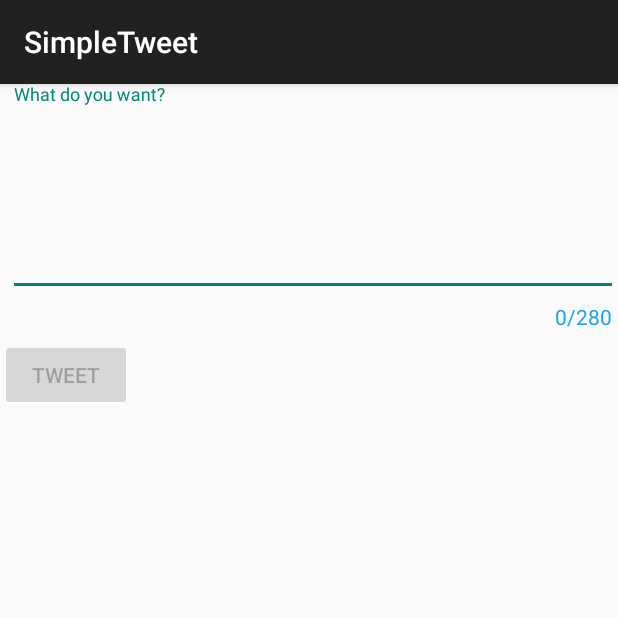
After one commit to GlaciumVulpes/SimpleTweet, an Android app: the ComposeActivity screen opened directly, with no data from a screen before it, on a phone screen of 412 x 824 dp, the top half of it. The commit adds this screen. Run offline under Robolectric (Android 15) with nearby library versions, the phone set to English and light mode, and no system bars; our stand-ins replace Room's generated code; libraries missing offline, so code that uses them is left out: com.codepath.asynchttpclient, com.facebook.stetho, org.parceler; 1 statement that could not run was skipped.

Commit message:
Added File to project

```diff
--- a/app/build.gradle
+++ b/app/build.gradle
@@ -49,6 +49,8 @@ dependencies {
     // Glide for remote image loading
     implementation 'com.github.bumptech.glide:glide:4.11.0'
     implementation 'androidx.swiperefreshlayout:swiperefreshlayout:1.0.0'
+    implementation 'org.parceler:parceler-api:1.1.12'
+    annotationProcessor 'org.parceler:parceler:1.1.12'
     implementation 'com.google.android.material:material:1.4.0'
     implementation 'androidx.constraintlayout:constraintlayout:2.1.0'
     // Room for simple persistence with an ORM
--- a/app/src/main/AndroidManifest.xml
+++ b/app/src/main/AndroidManifest.xml
@@ -13,6 +13,9 @@
         android:icon="@drawable/ic_launcher"
         android:label="@string/app_name"
         android:theme="@style/AppTheme">
+        <activity
+            android:name=".models.ComposeActivity"
+            android:exported="true" />
         <activity
             android:name=".TimelineActivity"
             android:exported="true" />
--- a/app/src/main/java/com/codepath/apps/restclienttemplate/TweetsAdapter.java
+++ b/app/src/main/java/com/codepath/apps/restclienttemplate/TweetsAdapter.java
@@ -62,6 +62,7 @@ public class TweetsAdapter extends RecyclerView.Adapter<TweetsAdapter.ViewHolder
         TextView tvBody;
         TextView tvScreenName;
         TextView tvTimeStamp;
+        TextView tvUserName;
 
         public ViewHolder(@NonNull View itemView) {
             super(itemView);
@@ -69,13 +70,15 @@ public class TweetsAdapter extends RecyclerView.Adapter<TweetsAdapter.ViewHolder
             tvBody = itemView.findViewById(R.id.tvBody);
             tvScreenName = itemView.findViewById(R.id.tvScreenName);
             tvTimeStamp = itemView.findViewById(R.id.tvTimeStamp);
+            tvUserName = itemView.findViewById(R.id.tvUserName);
         }
 
         public void bind(Tweet tweet) {
             tvBody.setText(tweet.body);
-            tvScreenName.setText((tweet.user.screenName));
+            tvScreenName.setText(("@" + tweet.user.screenName));
             Glide.with(context).load(tweet.user.profileImageUrl).into(ivProfileImage);
             tvTimeStamp.setText(tweet.getFormattedTimestamp());
+            tvUserName.setText(tweet.user.userName);
         }
     }
 }
--- /dev/null
+++ b/app/src/main/java/com/codepath/apps/restclienttemplate/models/ComposeActivity.java
@@ -0,0 +1,107 @@
+package com.codepath.apps.restclienttemplate.models;
+
+import androidx.appcompat.app.AppCompatActivity;
+
+import android.content.Intent;
+import android.os.Bundle;
+import android.text.Editable;
+import android.text.TextWatcher;
+import android.util.Log;
+import android.view.View;
+import android.widget.Button;
+import android.widget.EditText;
+import android.widget.Toast;
+
+import com.codepath.apps.restclienttemplate.R;
+import com.codepath.apps.restclienttemplate.TwitterApp;
+import com.codepath.apps.restclienttemplate.TwitterClient;
+import com.codepath.asynchttpclient.callback.JsonHttpResponseHandler;
+
+import org.json.JSONException;
+import org.parceler.Parcels;
+
+import okhttp3.Headers;
+
+public class ComposeActivity extends AppCompatActivity {
+
+    public static final String TAG = "ComposeActivity";
+    public static final int MAX_TWEET_LENGTH = 280;
+
+    EditText etCompose;
+    Button btnTweet;
+
+    TwitterClient client;
+
+    @Override
+    protected void onCreate(Bundle savedInstanceState) {
+        super.onCreate(savedInstanceState);
+        setContentView(R.layout.activity_compose);
+
+        client = TwitterApp.getRestClient(this);
+
+        etCompose = findViewById(R.id.etCompose);
+        btnTweet = findViewById(R.id.btnTweet);
+        btnTweet.setEnabled(false);
+
+        //Set click listen on button
+        etCompose.addTextChangedListener(new TextWatcher() {
+            @Override
+            public void beforeTextChanged(CharSequence charSequence, int i, int i1, int i2) {
+            }
+
+            @Override
+            public void onTextChanged(CharSequence charSequence, int i, int i1, int i2) {
+                if(charSequence.length() == 0 || charSequence.length() > 280) {
+                    btnTweet.setEnabled(false);
+                }
+                else {
+                    btnTweet.setEnabled(true);
+                }
+            }
+
+            @Override
+            public void afterTextChanged(Editable editable) {
+
+            }
+        });
+        btnTweet.setOnClickListener(new View.OnClickListener() {
+            @Override
+            public void onClick(View view) {
+                String tweetContent = etCompose.getText().toString();
+                if(tweetContent.isEmpty()) {
+                    Toast.makeText(ComposeActivity.this, "Sorry, your tweet cannot be empty", Toast.LENGTH_SHORT).show();
+                    return;
+                }
+
+                if(tweetContent.length() > MAX_TWEET_LENGTH) {
+                    Toast.makeText(ComposeActivity.this, "Your tweet is too long, please create another", Toast.LENGTH_SHORT).show();
+                    return;
+                }
+
+                client.publishTweet(tweetContent, new JsonHttpResponseHandler() {
+                    @Override
+                    public void onSuccess(int statusCode, Headers headers, JSON json) {
+                        Log.i(TAG, "onSuccess to publish tweet");
+                        try {
+                            Tweet tweet = Tweet.fromJson(json.jsonObject);
+                            Log.i(TAG, "Publishjed Tweet says: " + tweet.body);
+                            Intent intent = new Intent();
+                            intent.putExtra("tweet", Parcels.wrap(tweet));
+                            setResult(RESULT_OK, intent);
+                            finish();
+                        } catch (JSONException e) {
+                            e.printStackTrace();
+                        }
+                    }
+
+                    @Override
+                    public void onFailure(int statusCode, Headers headers, String response, Throwable throwable) {
+                        Log.e(TAG, "onFailure to publish Tweet", throwable);
+                    }
+                });
+            }
+        });
+
+        //Make an api call to Twitter to publish
+    }
+}
--- a/app/src/main/java/com/codepath/apps/restclienttemplate/models/Tweet.java
+++ b/app/src/main/java/com/codepath/apps/restclienttemplate/models/Tweet.java
@@ -5,16 +5,19 @@ import com.codepath.apps.restclienttemplate.TimeFormatter;
 import org.json.JSONArray;
 import org.json.JSONException;
 import org.json.JSONObject;
+import org.parceler.Parcel;
 
 import java.util.ArrayList;
 import java.util.List;
 
+@Parcel
 public class Tweet {
 
     public String body;
     public String createdAt;
     public User user;
 
+    public Tweet(){}
     public static Tweet fromJson(JSONObject jsonObject) throws JSONException {
         Tweet tweet = new Tweet();
         tweet.body = jsonObject.getString("text");
--- a/app/src/main/java/com/codepath/apps/restclienttemplate/models/User.java
+++ b/app/src/main/java/com/codepath/apps/restclienttemplate/models/User.java
@@ -2,18 +2,24 @@ package com.codepath.apps.restclienttemplate.models;
 
 import org.json.JSONException;
 import org.json.JSONObject;
+import org.parceler.Parcel;
 
+@Parcel
 public class User {
 
     public String name;
     public String screenName;
     public String profileImageUrl;
+    public String userName;
+
+    public User() {}
 
     public static User fromJson(JSONObject jsonObject) throws JSONException {
         User user = new User();
         user.name = jsonObject.getString("name");
         user.screenName = jsonObject.getString("screen_name");
         user.profileImageUrl = jsonObject.getString("profile_image_url_https");
+        user.userName = jsonObject.getString("name");
         return user;
     }
 }
--- /dev/null
+++ b/app/src/main/res/layout/activity_compose.xml
@@ -0,0 +1,41 @@
+<?xml version="1.0" encoding="utf-8"?>
+<RelativeLayout
+    xmlns:android="http://schemas.android.com/apk/res/android"
+    xmlns:app="http://schemas.android.com/apk/res-auto"
+    xmlns:tools="http://schemas.android.com/tools"
+    android:layout_width="match_parent"
+    android:layout_height="match_parent"
+    tools:context=".models.ComposeActivity">
+    <com.google.android.material.textfield.TextInputLayout
+        android:layout_width="match_parent"
+        android:layout_height="match_parent"
+        app:counterEnabled="true"
+        app:counterMaxLength="280"
+        app:counterTextAppearance="@style/counterText"
+        app:counterOverflowTextAppearance="@style/counterOverride">
+        <EditText
+            android:id="@+id/etCompose"
+            android:layout_width="match_parent"
+            android:layout_height="wrap_content"
+            android:layout_alignParentStart="true"
+            android:layout_alignParentTop="true"
+            android:layout_marginStart="5dp"
+            android:layout_marginTop="5dp"
+            android:ems="10"
+            android:gravity="start|top"
+            android:hint="What do you want?"
+            android:inputType="textMultiLine"
+            android:minLines="5" />
+
+        <Button
+            android:id="@+id/btnTweet"
+            android:layout_width="wrap_content"
+            android:layout_height="wrap_content"
+            android:layout_below="@+id/etCompose"
+            android:layout_alignParentEnd="true"
+            android:layout_marginTop="5dp"
+            android:layout_marginEnd="5dp"
+            android:text="@string/tweet" />
+    </com.google.android.material.textfield.TextInputLayout>
+
+</RelativeLayout>
--- a/app/src/main/res/values/strings.xml
+++ b/app/src/main/res/values/strings.xml
@@ -5,5 +5,6 @@
     <string name="login_label">Log in</string>
     <string name="intent_scheme">oauth</string>
     <string name="intent_host">cprest</string>
+    <string name="tweet">Tweet</string>
 
 </resources>
--- a/app/src/main/res/values/styles.xml
+++ b/app/src/main/res/values/styles.xml
@@ -13,4 +13,12 @@
         <!-- All customizations that are NOT specific to a particular API-level can go here. -->
     </style>
 
+    <style name="counterText">
+        <item name="android:textColor">#1DA1F2</item>
+    </style>
+
+    <style name="counterOverride">
+        <item name="android:textColor">#ff0000</item>
+    </style>
+
 </resources>
```
Also changed, not shown: app/src/main/java/com/codepath/apps/restclienttemplate/TimelineActivity.java (+40 -0 lines), app/src/main/java/com/codepath/apps/restclienttemplate/TwitterClient.java (+8 -0 lines), app/src/main/res/layout/item_tweet.xml (+13 -3 lines), app/src/main/res/menu/menu_main.xml (added, +10 -0 lines).
